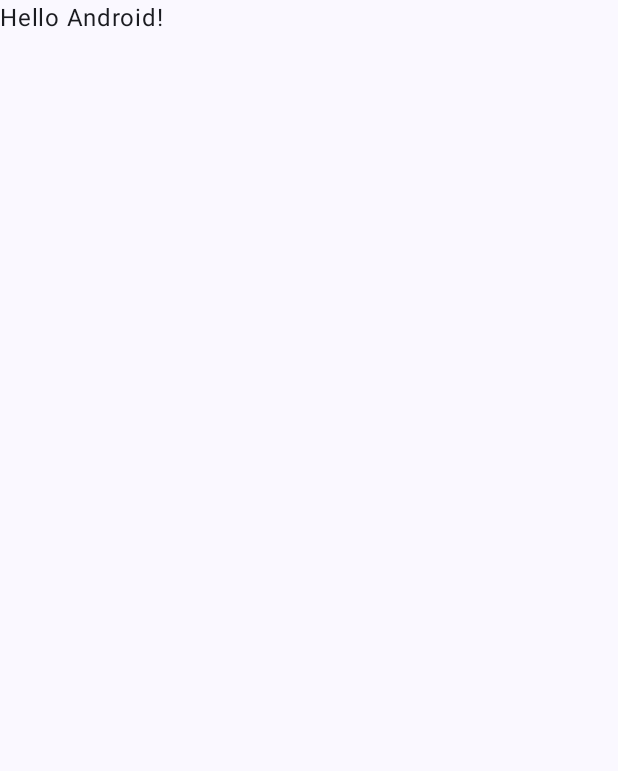
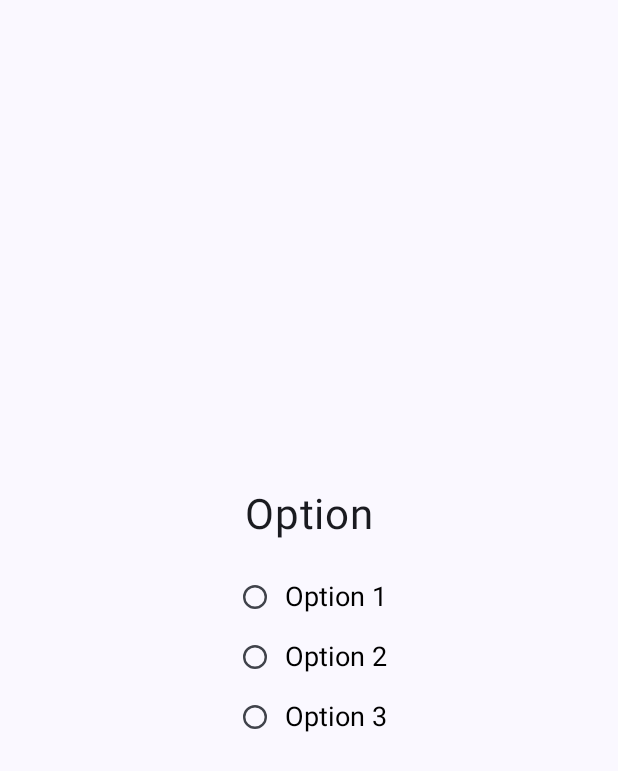
Before and after one commit to Notepad96/GreenGarden, an Android app built with Jetpack Compose: the screen it shows after launch (MainActivity), on a phone screen of 412 x 824 dp. Before the commit the part shown is almost empty. Shown: the top 771 px of the screen. Run offline under Robolectric (Android 15) with nearby library versions, the phone set to English and light mode, and no system bars.

Commit message:
Complete Project

```diff
--- a/RadioBtn/app/src/main/java/sps/notepad96/radiobtn/MainActivity.kt
+++ b/RadioBtn/app/src/main/java/sps/notepad96/radiobtn/MainActivity.kt
@@ -4,13 +4,31 @@ import android.os.Bundle
 import androidx.activity.ComponentActivity
 import androidx.activity.compose.setContent
 import androidx.activity.enableEdgeToEdge
+import androidx.compose.foundation.layout.Arrangement
+import androidx.compose.foundation.layout.Column
+import androidx.compose.foundation.layout.PaddingValues
+import androidx.compose.foundation.layout.Row
+import androidx.compose.foundation.layout.Spacer
 import androidx.compose.foundation.layout.fillMaxSize
+import androidx.compose.foundation.layout.height
 import androidx.compose.foundation.layout.padding
+import androidx.compose.foundation.layout.size
+import androidx.compose.foundation.text.ClickableText
+import androidx.compose.material3.RadioButton
 import androidx.compose.material3.Scaffold
 import androidx.compose.material3.Text
 import androidx.compose.runtime.Composable
+import androidx.compose.runtime.getValue
+import androidx.compose.runtime.mutableStateOf
+import androidx.compose.runtime.remember
+import androidx.compose.runtime.setValue
+import androidx.compose.ui.Alignment
 import androidx.compose.ui.Modifier
-import androidx.compose.ui.tooling.preview.Preview
+import androidx.compose.ui.draw.scale
+import androidx.compose.ui.text.AnnotatedString
+import androidx.compose.ui.text.TextStyle
+import androidx.compose.ui.unit.dp
+import androidx.compose.ui.unit.sp
 import sps.notepad96.radiobtn.ui.theme.RadioBtnTheme
 
 class MainActivity : ComponentActivity() {
@@ -20,10 +38,7 @@ class MainActivity : ComponentActivity() {
         setContent {
             RadioBtnTheme {
                 Scaffold(modifier = Modifier.fillMaxSize()) { innerPadding ->
-                    Greeting(
-                        name = "Android",
-                        modifier = Modifier.padding(innerPadding)
-                    )
+                    Main(innerPadding)
                 }
             }
         }
@@ -31,17 +46,34 @@ class MainActivity : ComponentActivity() {
 }
 
 @Composable
-fun Greeting(name: String, modifier: Modifier = Modifier) {
-    Text(
-        text = "Hello $name!",
-        modifier = modifier
-    )
-}
+fun Main(innerPadding: PaddingValues) {
+    val items = listOf("Option 1", "Option 2", "Option 3")
+    var selectedItem by remember { mutableStateOf("Option") }
 
-@Preview(showBackground = true)
-@Composable
-fun GreetingPreview() {
-    RadioBtnTheme {
-        Greeting("Android")
+    Column(
+        modifier = Modifier
+            .padding(innerPadding)
+            .fillMaxSize(),
+        horizontalAlignment = Alignment.CenterHorizontally,
+        verticalArrangement = Arrangement.Center
+    ) {
+        Text(text = selectedItem, fontSize = 28.sp)
+        Spacer(modifier = Modifier.height(18.dp))
+        items.forEach { item ->
+            Row(verticalAlignment = Alignment.CenterVertically) {
+                RadioButton(
+                    selected = (item == selectedItem),
+                    onClick = { selectedItem = item },
+                    modifier = Modifier
+                        .scale(.8f)
+                        .size(40.dp)
+                        .padding(0.dp)
+                )
+                ClickableText(text = AnnotatedString(item),
+                    modifier = Modifier.padding(end = 4.dp),
+                    style = TextStyle(fontSize = 18.sp),
+                    onClick = { selectedItem = item })
+            }
+        }
     }
 }
```
